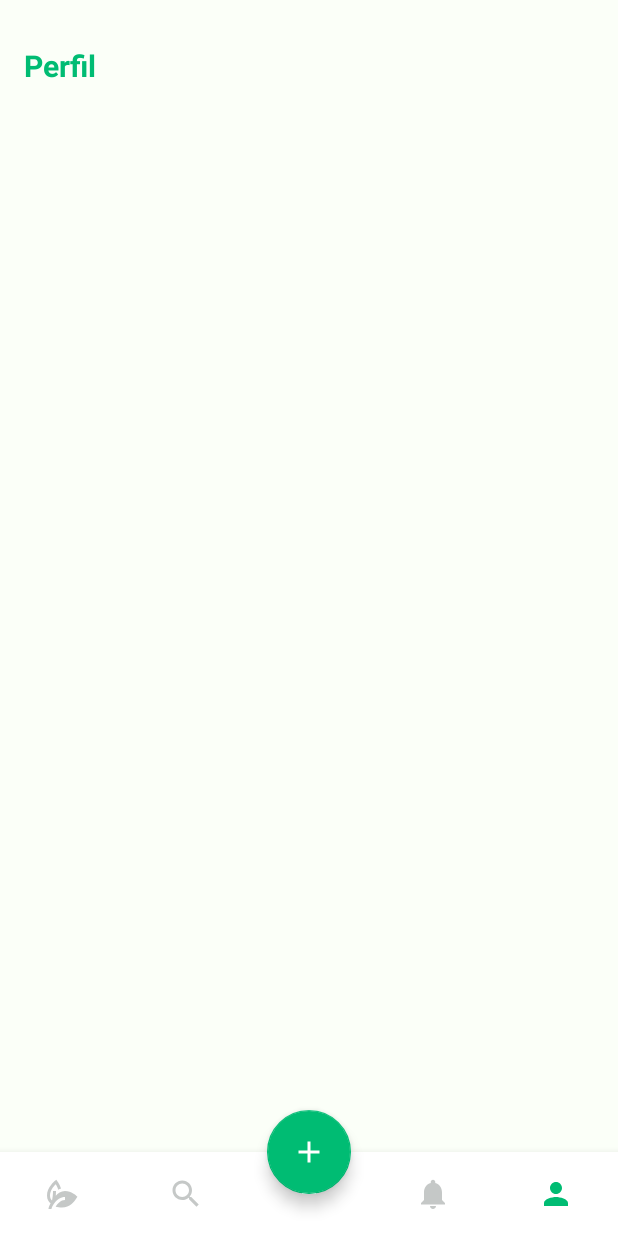
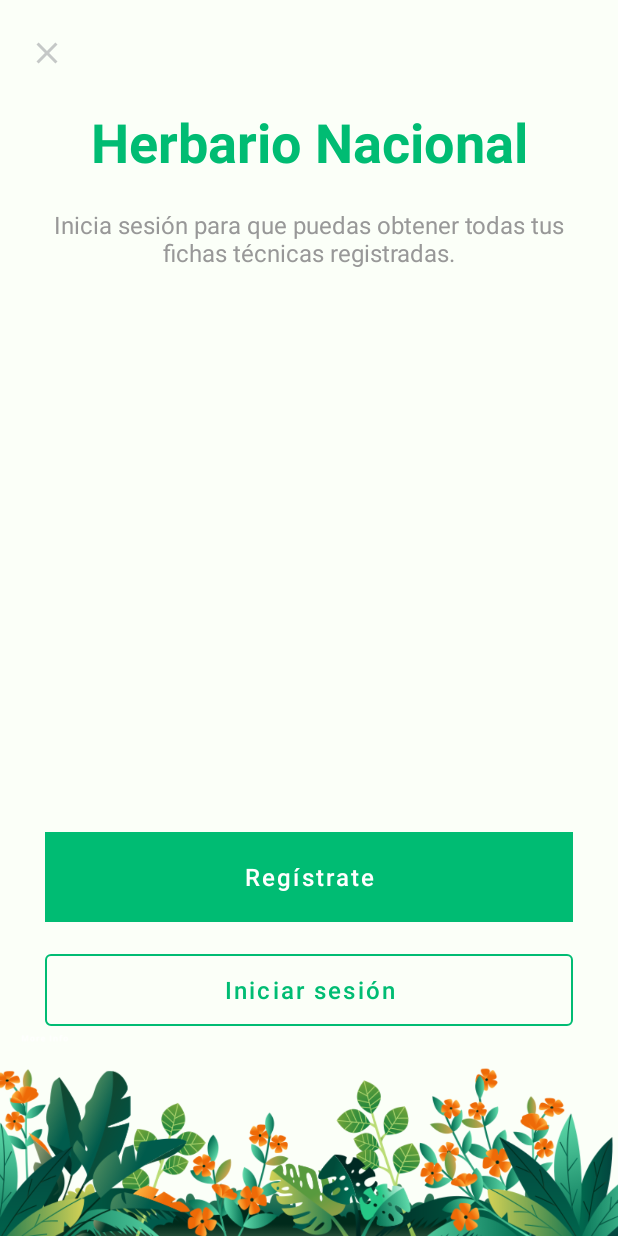
Before and after one commit to Javen17/herbario_nacional, an Android app: the screen it shows after launch (MainActivity before the commit, NoLoginActivity after it), item 5 of the bottom bar chosen, on a phone screen of 412 x 824 dp. Run offline under Robolectric (Android 15) with nearby library versions, the phone set to English and light mode, and no system bars.

Commit message:
No login activity

```diff
--- a/app/src/main/AndroidManifest.xml
+++ b/app/src/main/AndroidManifest.xml
@@ -9,7 +9,8 @@
         android:roundIcon="@mipmap/ic_launcher_round"
         android:supportsRtl="true"
         android:theme="@style/AppTheme">
-        <activity android:name=".Activities.NewSpecimenActivity"></activity>
+        <activity android:name=".Activities.NoLoginActivity" android:screenOrientation="portrait" android:configChanges="orientation|keyboardHidden"/>
+        <activity android:name=".Activities.NewSpecimenActivity" />
         <activity android:name=".Activities.MainActivity">
             <intent-filter>
                 <action android:name="android.intent.action.MAIN" />
--- a/app/src/main/java/com/example/herbario_nacional/Activities/MainActivity.kt
+++ b/app/src/main/java/com/example/herbario_nacional/Activities/MainActivity.kt
@@ -1,5 +1,6 @@
 package com.example.herbario_nacional.Activities
 
+import android.content.Intent
 import androidx.appcompat.app.AppCompatActivity
 import android.os.Bundle
 import android.widget.TextView
@@ -30,7 +31,9 @@ class MainActivity : AppCompatActivity() {
                 return@OnNavigationItemSelectedListener true
             }
             R.id.navigation_profile -> {
-                replaceFragment(ProfileFragment())
+                val intent = Intent(this@MainActivity, NoLoginActivity::class.java)
+                startActivity(intent)
+                finish()
                 return@OnNavigationItemSelectedListener true
             }
         }
--- /dev/null
+++ b/app/src/main/java/com/example/herbario_nacional/Activities/NoLoginActivity.kt
@@ -0,0 +1,21 @@
+package com.example.herbario_nacional.Activities
+
+import android.content.Intent
+import androidx.appcompat.app.AppCompatActivity
+import android.os.Bundle
+import com.example.herbario_nacional.R
+import kotlinx.android.synthetic.main.activity_no_login.*
+
+class NoLoginActivity : AppCompatActivity() {
+
+    override fun onCreate(savedInstanceState: Bundle?) {
+        super.onCreate(savedInstanceState)
+        setContentView(R.layout.activity_no_login)
+
+        close_btn.setOnClickListener {
+            val intent = Intent (this@NoLoginActivity, MainActivity::class.java)
+            startActivity(intent)
+            finish()
+        }
+    }
+}
--- /dev/null
+++ b/app/src/main/res/drawable/ic_close.xml
@@ -0,0 +1,9 @@
+<vector xmlns:android="http://schemas.android.com/apk/res/android"
+        android:width="24dp"
+        android:height="24dp"
+        android:viewportWidth="24.0"
+        android:viewportHeight="24.0">
+    <path
+        android:fillColor="#FF000000"
+        android:pathData="M19,6.41L17.59,5 12,10.59 6.41,5 5,6.41 10.59,12 5,17.59 6.41,19 12,13.41 17.59,19 19,17.59 13.41,12z"/>
+</vector>
--- /dev/null
+++ b/app/src/main/res/layout/activity_no_login.xml
@@ -0,0 +1,102 @@
+<?xml version="1.0" encoding="utf-8"?>
+<androidx.constraintlayout.widget.ConstraintLayout xmlns:android="http://schemas.android.com/apk/res/android"
+    xmlns:app="http://schemas.android.com/apk/res-auto"
+    xmlns:tools="http://schemas.android.com/tools"
+    android:layout_width="match_parent"
+    android:layout_height="match_parent"
+    tools:context=".Activities.NoLoginActivity"
+    android:background="@color/background_color"
+    >
+
+    <com.google.android.material.button.MaterialButton
+        android:id="@+id/close_btn"
+        app:layout_constraintTop_toTopOf="parent"
+        app:layout_constraintLeft_toLeftOf="parent"
+        android:layout_width="30dp"
+        android:layout_height="30dp"
+        android:layout_margin="20dp"
+        style="@style/Widget.MaterialComponents.Button.UnelevatedButton"
+        app:icon="@drawable/ic_close"
+        app:iconGravity="textStart"
+        app:iconTint="@color/inactive_color"
+        app:backgroundTint="@color/transparent"
+        android:layout_alignParentStart="true"
+        android:layout_centerVertical="true"
+    />
+
+
+    <TextView
+        android:text="@string/app_name"
+        android:layout_width="wrap_content"
+        android:layout_height="wrap_content"
+        android:id="@+id/brand"
+        android:textStyle="bold"
+        app:layout_constraintLeft_toLeftOf="parent"
+        app:layout_constraintRight_toRightOf="parent"
+        app:layout_constraintTop_toTopOf="@id/close_btn"
+        android:textColor="@color/colorPrimary"
+        android:textSize="36sp"
+        android:layout_marginTop="50dp"
+    />
+
+    <TextView
+        android:id="@+id/textLogin"
+        android:layout_width="wrap_content"
+        android:layout_height="wrap_content"
+        android:layout_marginTop="20dp"
+        android:paddingLeft="30dp"
+        android:paddingRight="30dp"
+        android:text="@string/attention"
+        android:textAlignment="center"
+        android:textColor="@color/gray"
+        android:textSize="16sp"
+        app:layout_constraintLeft_toLeftOf="parent"
+        app:layout_constraintRight_toRightOf="parent"
+        app:layout_constraintTop_toBottomOf="@+id/brand" />
+
+    <com.google.android.material.button.MaterialButton
+        android:text="@string/register"
+        android:layout_width="match_parent"
+        android:layout_height="60dp"
+        android:id="@+id/btnRegistro"
+        app:layout_constraintBottom_toTopOf="@id/btnIniciarSesion"
+        android:layout_marginBottom="15dp"
+        android:layout_marginStart="30dp"
+        android:layout_marginEnd="30dp"
+        android:backgroundTint="@color/colorPrimary"
+        android:background="@color/colorPrimary"
+        android:textColor="@color/white"
+        android:elevation="0dp"
+        android:stateListAnimator="@null"
+        android:textAllCaps="false"
+        android:textSize="16sp"
+    />
+
+    <com.google.android.material.button.MaterialButton
+        android:text="@string/login"
+        android:layout_width="match_parent"
+        android:layout_height="60dp"
+        android:layout_marginStart="30dp"
+        android:layout_marginEnd="30dp"
+        android:id="@+id/btnIniciarSesion"
+        style="@style/Widget.MaterialComponents.Button.OutlinedButton"
+        app:strokeColor="@color/colorPrimary"
+        android:textColor="@color/colorPrimary"
+        app:layout_constraintBottom_toTopOf="@id/plantsImage"
+        android:textAllCaps="false"
+        android:textSize="16sp"
+
+    />
+
+    <ImageView
+        android:id="@+id/plantsImage"
+        android:layout_width="445dp"
+        android:layout_height="134dp"
+        android:adjustViewBounds="true"
+        android:contentDescription="@string/specimens"
+        app:layout_constraintBottom_toBottomOf="parent"
+        app:layout_constraintLeft_toLeftOf="parent"
+        app:layout_constraintRight_toRightOf="parent"
+        app:srcCompat="@drawable/plants" />
+
+</androidx.constraintlayout.widget.ConstraintLayout>
--- a/app/src/main/res/values/colors.xml
+++ b/app/src/main/res/values/colors.xml
@@ -6,4 +6,6 @@
     <color name="white">#FFFFFF</color>
     <color name="background_color">#FBFFF8</color>
     <color name="inactive_color">#C5C8C7</color>
+    <color name="gray">#989898</color>
+    <color name="transparent">#00000000</color>
 </resources>
--- a/app/src/main/res/values/strings.xml
+++ b/app/src/main/res/values/strings.xml
@@ -4,7 +4,8 @@
     <string name="search">Buscar</string>
     <string name="notifications">Notificaciones</string>
     <string name="profile">Perfil</string>
+    <string name="register">Regístrate</string>
+    <string name="login">Iniciar sesión</string>
+    <string name="attention">Inicia sesión para que puedas obtener todas tus fichas técnicas registradas.</string>
 
-    <!-- TODO: Remove or change this placeholder text -->
-    <string name="hello_blank_fragment">Hello blank fragment</string>
 </resources>
```
Also changed, not shown: app/src/main/res/drawable/plants.png (added).
